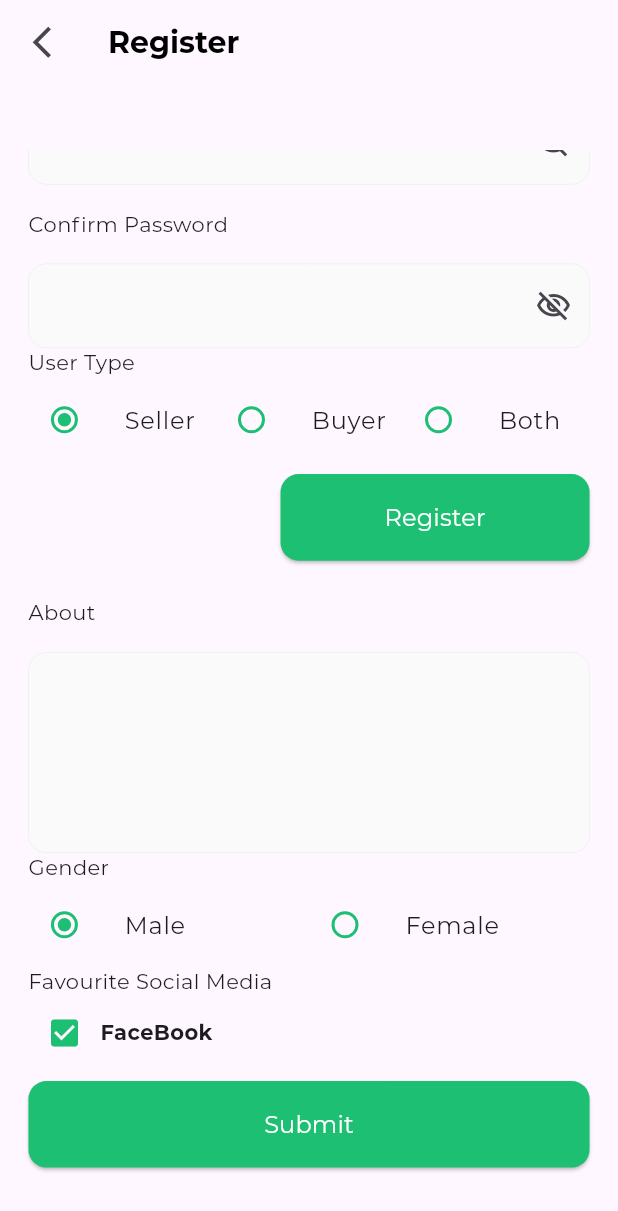
After one commit to ManarShahin48/kafiil_task, a Flutter app: the RegisterScreen screen opened by its route, scrolled down 304 dp, after a tap on the "check box" icon, on a phone screen of 412 x 824 dp. The commit adds this screen. Shown: the top 1211 px of the screen. Run offline on Flutter 3.47's test engine with Material 3 defaults, Android fonts, the phone set to English and light mode, and no system bars; our stand-ins replace dartz, dio, equatable, flutter_bloc, flutter_svg; accounts and stored records are empty.

Commit message:
feat: registration ui#1

```diff
--- a/lib/core/app.dart
+++ b/lib/core/app.dart
@@ -2,6 +2,7 @@ import 'package:flutter/material.dart';
 import 'package:flutter_bloc/flutter_bloc.dart';
 import 'package:kafiil_task/features/login/bloc/login_cubit.dart';
 import 'package:kafiil_task/features/login/bloc/login_state.dart';
+import 'package:kafiil_task/features/registeration/bloc/register_cubit.dart';
 import 'Resources/uilites.dart';
 import 'Routes/pages_route_name.dart';
 
@@ -11,7 +12,10 @@ class MyApp extends StatelessWidget {
   @override
   Widget build(BuildContext context) {
     return MultiBlocProvider(
-      providers: [BlocProvider(create: (context) => LoginCubit())],
+      providers: [
+        BlocProvider(create: (context) => LoginCubit()),
+        BlocProvider(create: (context) => RegisterCubit()),
+      ],
       child: BlocConsumer<LoginCubit, LoginStates>(
         listener: (context, state) {},
         builder: (context, state) {
--- a/lib/core/components/custom_app_bar.dart
+++ b/lib/core/components/custom_app_bar.dart
@@ -4,9 +4,11 @@ class CustomAppBar extends StatelessWidget implements PreferredSizeWidget {
   const CustomAppBar({
     super.key,
     required this.title,
+    this.onPressed,
   });
 
   final String title;
+  final void Function()? onPressed;
 
   @override
   Widget build(BuildContext context) {
@@ -14,9 +16,7 @@ class CustomAppBar extends StatelessWidget implements PreferredSizeWidget {
       title: Text(title),
       leading: IconButton(
         icon: const Icon(Icons.arrow_back_ios_new_outlined),
-        onPressed: () {
-          Navigator.canPop(context);
-        },
+        onPressed: onPressed,
       ),
     );
   }
--- /dev/null
+++ b/lib/core/components/custom_radio.dart
@@ -0,0 +1,101 @@
+import 'package:flutter/material.dart';
+import '../Resources/uilites.dart';
+
+class CustomRadioButton extends StatefulWidget {
+  const CustomRadioButton({
+    super.key,
+    required this.text,
+    this.three = false,
+    required this.radio1,
+    required this.radio2,
+    this.radio3,
+  });
+
+  final String text;
+  final bool? three;
+  final String radio1;
+  final String radio2;
+  final String? radio3;
+
+  @override
+  State<CustomRadioButton> createState() => _CustomRadioButtonState();
+}
+
+class _CustomRadioButtonState extends State<CustomRadioButton> {
+  int selectedValue = 1;
+
+  @override
+  void initState() {
+    super.initState();
+    selectedValue = 1;
+  }
+
+  @override
+  Widget build(BuildContext context) {
+    return Column(
+      crossAxisAlignment: CrossAxisAlignment.start,
+      children: [
+        Text(
+          widget.text,
+        ),
+        Row(
+          mainAxisAlignment: MainAxisAlignment.spaceBetween,
+          children: [
+            Expanded(
+              child: ListTile(
+                contentPadding: const EdgeInsets.all(0),
+                title: Text(widget.radio1),
+                leading: Radio(
+                  fillColor: MaterialStateColor.resolveWith(
+                      (states) => ColorManager.primary),
+                  value: 1,
+                  groupValue: selectedValue,
+                  onChanged: (value) {
+                    setState(() {
+                      selectedValue = value!;
+                    });
+                  },
+                ),
+              ),
+            ),
+            Expanded(
+              child: ListTile(
+                contentPadding: const EdgeInsets.all(0),
+                title: Text(widget.radio2),
+                leading: Radio(
+                  fillColor: MaterialStateColor.resolveWith(
+                      (states) => ColorManager.primary),
+                  value: 2,
+                  groupValue: selectedValue,
+                  onChanged: (value) {
+                    setState(() {
+                      selectedValue = value!;
+                    });
+                  },
+                ),
+              ),
+            ),
+            if (widget.three!)
+              Expanded(
+                child: ListTile(
+                  contentPadding: const EdgeInsets.all(0),
+                  title: Text(widget.radio3!),
+                  leading: Radio(
+                    fillColor: MaterialStateColor.resolveWith(
+                        (states) => ColorManager.primary),
+                    value: 3,
+                    groupValue: selectedValue,
+                    onChanged: (value) {
+                      setState(() {
+                        selectedValue = value!;
+                      });
+                    },
+                  ),
+                ),
+              ),
+          ],
+        )
+      ],
+    );
+  }
+}
--- a/lib/core/components/custom_text_field.dart
+++ b/lib/core/components/custom_text_field.dart
@@ -8,11 +8,13 @@ class CustomTextField extends StatelessWidget {
     required this.title,
     this.suffixIcon,
     this.obscureText = false,
+    this.isAbout = false,
   });
 
   final String title;
   final Widget? suffixIcon;
   final bool obscureText;
+  final bool isAbout;
 
   @override
   Widget build(BuildContext context) {
@@ -22,13 +24,16 @@ class CustomTextField extends StatelessWidget {
         Text(
           title,
         ),
-        TextFormField(
-          obscureText: obscureText,
-          decoration: InputDecoration(
-            fillColor: ColorManager.grey50,
-            suffixIcon: suffixIcon,
-          ),
-        ).setOnlyPadding(context, 0.02, 0, 0, 0)
+        SizedBox(
+          height: isAbout ? 150 : null,
+          child: TextFormField(
+            obscureText: obscureText,
+            decoration: InputDecoration(
+              fillColor: ColorManager.grey50,
+              suffixIcon: suffixIcon,
+            ),
+          ).setOnlyPadding(context, 0.02, 0, 0, 0),
+        )
       ],
     ).setOnlyPadding(context, 0.02, 0, 0, 0);
   }
--- /dev/null
+++ b/lib/core/components/fav_social_media.dart
@@ -0,0 +1,45 @@
+import 'package:flutter/material.dart';
+
+import '../resources/uilites.dart';
+
+class FavSocialMedia extends StatelessWidget {
+  const FavSocialMedia({
+    super.key,
+    required this.checked,
+    required this.onPressed,
+    required this.text,
+  });
+
+  final bool checked;
+  final void Function() onPressed;
+  final String text;
+
+  @override
+  Widget build(BuildContext context) {
+    return Row(
+      mainAxisAlignment: MainAxisAlignment.spaceBetween,
+      children: [
+        Row(
+          children: [
+            IconButton(
+              onPressed: onPressed,
+              icon: Icon(
+                checked
+                    ? Icons.check_box
+                    : Icons.check_box_outline_blank_outlined,
+                color: ColorManager.primary,
+              ),
+            ),
+            Text(
+              text,
+              style: const TextStyle(
+                fontSize: FontSize.s14,
+                fontWeight: FontWeightManager.w600,
+              ),
+            ),
+          ],
+        ),
+      ],
+    );
+  }
+}
--- /dev/null
+++ b/lib/core/components/steper.dart
@@ -0,0 +1,75 @@
+import 'package:flutter/material.dart';
+import 'package:kafiil_task/core/resources/string_manager.dart';
+
+import '../resources/uilites.dart';
+
+class StepperWidget extends StatefulWidget {
+  const StepperWidget({
+    super.key,
+    required this.step1,
+    required this.step2,
+  });
+
+  final Widget step1;
+  final Widget step2;
+
+  @override
+  State<StepperWidget> createState() => _StepperWidgetState();
+}
+
+class _StepperWidgetState extends State<StepperWidget> {
+  int _index = 0;
+
+  @override
+  Widget build(BuildContext context) {
+    return Stepper(
+      currentStep: _index,
+      elevation: 0,
+      type: StepperType.horizontal,
+      // onStepCancel: () {
+      //   if (_index > 0) {
+      //     setState(() {
+      //       _index -= 1;
+      //     });
+      //   }
+      // },
+      // onStepContinue: () {
+      //   if (_index <= 0) {
+      //     setState(() {
+      //       _index += 1;
+      //     });
+      //   }
+      // },
+      onStepTapped: (int index) {
+        setState(() {
+          _index = index;
+        });
+      },
+      stepIconBuilder: (s, stepState){
+        print(s);
+        print(stepState);
+      },
+      connectorColor:
+          MaterialStateColor.resolveWith((states){
+            if (states.contains(MaterialState.pressed)) {
+              return Colors.green;
+            }else{
+              return Colors.blue;
+            }
+          }),
+      steps: <Step>[
+        Step(
+          title: const Text(StringManager.register),
+          content: Container(
+            alignment: Alignment.centerLeft,
+            child: widget.step1,
+          ),
+        ),
+        Step(
+          title: const Text(StringManager.complete),
+          content: widget.step2,
+        ),
+      ],
+    );
+  }
+}
--- a/lib/core/resources/string_manager.dart
+++ b/lib/core/resources/string_manager.dart
@@ -8,4 +8,18 @@ class StringManager {
   static const String login = "Login";
   static const String haveAnAccount = "Don’t have an account ?";
   static const String register = "Register";
+  static const String firstName = "First Name";
+  static const String lastName = "Last Name";
+  static const String confirmPassword = "Confirm Password";
+  static const String userType = "User Type";
+  static const String seller = "Seller";
+  static const String buyer = "Buyer";
+  static const String both = "Both";
+  static const String complete = "Complete Data";
+  static const String about = "About";
+  static const String gender = "Gender";
+  static const String male = "Male";
+  static const String female = "Female";
+  static const String submit = "Submit";
+  static const String favSocialMedia = "Favourite Social Media";
 }
--- a/lib/core/routes/pages_route_name.dart
+++ b/lib/core/routes/pages_route_name.dart
@@ -1,3 +1,4 @@
 class PagesRoutesName {
   static const String login = "/login";
+  static const String register = "/register";
 }
--- a/lib/core/routes/routes_manager.dart
+++ b/lib/core/routes/routes_manager.dart
@@ -1,12 +1,16 @@
 import 'package:flutter/material.dart';
-import 'package:kafiil_task/Core/Resources/string_manager.dart';
-import 'package:kafiil_task/core/Routes/pages_route_name.dart';
+import 'package:kafiil_task/core/resources/string_manager.dart';
+import 'package:kafiil_task/core/routes/pages_route_name.dart';
 import 'package:kafiil_task/features/login/pages/login_screen.dart';
+import 'package:kafiil_task/features/registeration/pages/register_screen.dart';
+
 class RouteGenerator {
   static Route<dynamic> getRoute(RouteSettings settings) {
     switch (settings.name) {
       case PagesRoutesName.login:
         return MaterialPageRoute(builder: (_) => const LoginScreen());
+      case PagesRoutesName.register:
+        return MaterialPageRoute(builder: (_) => const RegisterScreen());
       default:
         return unDefinedRoute();
     }
--- a/lib/features/login/bloc/login_cubit.dart
+++ b/lib/features/login/bloc/login_cubit.dart
@@ -15,7 +15,7 @@ class LoginCubit extends Cubit<LoginStates> {
   late LoginDataSourceImpl _dataSourceImpl;
   late LoginUseCase _useCase;
 
-  bool _showPassword = false, _getRemembered = false;
+  bool _showPassword = true, _getRemembered = true;
 
   final String _email = "", _password = "";
 
--- a/lib/features/login/pages/login_screen.dart
+++ b/lib/features/login/pages/login_screen.dart
@@ -1,6 +1,7 @@
 import 'package:flutter/material.dart';
 import 'package:flutter_bloc/flutter_bloc.dart';
 import 'package:flutter_svg/flutter_svg.dart';
+import 'package:kafiil_task/core/routes/pages_route_name.dart';
 import 'package:kafiil_task/core/components/custom_app_bar.dart';
 import 'package:kafiil_task/core/components/custom_button.dart';
 import 'package:kafiil_task/core/components/custom_text_field.dart';
@@ -28,8 +29,11 @@ class LoginScreen extends StatelessWidget {
               }
             },
             child: Scaffold(
-              appBar: const CustomAppBar(
+              appBar: CustomAppBar(
                 title: StringManager.accountLogin,
+                onPressed: () {
+                  Navigator.canPop(context);
+                },
               ),
               body: SingleChildScrollView(
                 child: Column(
@@ -111,7 +115,12 @@ class LoginScreen extends StatelessWidget {
                               color: ColorManager.primary,
                             ),
                           ),
-                          onPressed: () {},
+                          onPressed: () {
+                            Navigator.pushNamed(
+                              context,
+                              PagesRoutesName.register,
+                            );
+                          },
                         ),
                       ],
                     ),
--- /dev/null
+++ b/lib/features/registeration/bloc/register_cubit.dart
@@ -0,0 +1,27 @@
+import 'package:dio/dio.dart';
+import 'package:flutter_bloc/flutter_bloc.dart';
+import 'package:kafiil_task/features/registeration/bloc/register_state.dart';
+
+class RegisterCubit extends Cubit<RegisterStates> {
+  RegisterCubit() : super(RegisterInitial());
+
+  static RegisterCubit get(context) => BlocProvider.of(context);
+
+  final Dio dio = Dio();
+
+  bool _showPassword = true, _showConfirmPassword = true;
+
+  bool get showPassword => _showPassword;
+
+  bool get showConfirmPassword => _showConfirmPassword;
+
+  void toggleShowPassword() {
+    _showPassword = !_showPassword;
+    emit(ShowPassword());
+  }
+
+  void toggleShowConfirmPassword() {
+    _showConfirmPassword = !_showConfirmPassword;
+    emit(ShowConfirmPassword());
+  }
+}
--- /dev/null
+++ b/lib/features/registeration/bloc/register_state.dart
@@ -0,0 +1,11 @@
+abstract class RegisterStates {
+  const RegisterStates();
+}
+
+class RegisterInitial extends RegisterStates {}
+
+class ShowPassword extends RegisterStates {}
+
+class ShowConfirmPassword extends RegisterStates {}
+
+class ChangeRadioValue extends RegisterStates {}
--- /dev/null
+++ b/lib/features/registeration/pages/register_screen.dart
@@ -0,0 +1,222 @@
+import 'package:flutter/material.dart';
+import 'package:flutter_bloc/flutter_bloc.dart';
+import 'package:kafiil_task/core/components/fav_social_media.dart';
+import 'package:kafiil_task/core/extentions/padding_ext.dart';
+
+import '../../../core/resources/uilites.dart';
+import '../../../core/components/custom_radio.dart';
+import '../../../core/components/custom_app_bar.dart';
+import '../../../core/components/custom_button.dart';
+import '../../../core/components/custom_text_field.dart';
+import '../bloc/register_cubit.dart';
+import '../bloc/register_state.dart';
+
+class RegisterScreen extends StatelessWidget {
+  const RegisterScreen({super.key});
+
+  @override
+  Widget build(BuildContext context) {
+    var mediaQuery = MediaQuery.of(context);
+    return SafeArea(
+      child: BlocConsumer<RegisterCubit, RegisterStates>(
+        listener: (context, state) {},
+        builder: (context, state) {
+          var cubit = RegisterCubit.get(context);
+          return GestureDetector(
+            onTap: () {
+              FocusScopeNode currentFocus = FocusScope.of(context);
+
+              if (!currentFocus.hasPrimaryFocus) {
+                currentFocus.unfocus();
+              }
+            },
+            child: Scaffold(
+              appBar: CustomAppBar(
+                title: StringManager.register,
+                onPressed: () {
+                  Navigator.pop(context);
+                },
+              ),
+              // body: StepperWidget(
+              //   step1: Column(
+              //     crossAxisAlignment: CrossAxisAlignment.end,
+              //     children: [
+              //       const Row(
+              //         mainAxisAlignment: MainAxisAlignment.spaceBetween,
+              //         children: [
+              //           Expanded(
+              //             child: CustomTextField(
+              //               title: StringManager.firstName,
+              //             ),
+              //           ),
+              //           Expanded(
+              //             child: CustomTextField(
+              //               title: StringManager.lastName,
+              //             ),
+              //           ),
+              //         ],
+              //       ),
+              //       CustomTextField(title: StringManager.emailAddress),
+              //       CustomTextField(
+              //         title: StringManager.password,
+              //         obscureText: cubit.showPassword,
+              //         suffixIcon: Container(
+              //           width: 10,
+              //           alignment: Alignment.center,
+              //           child: GestureDetector(
+              //             onTap: cubit.toggleShowPassword,
+              //             child: Icon(
+              //               cubit.showPassword
+              //                   ? Icons.visibility_off_outlined
+              //                   : Icons.visibility_outlined,
+              //             ),
+              //           ),
+              //         ),
+              //       ),
+              //       CustomTextField(
+              //         title: StringManager.confirmPassword,
+              //         obscureText: cubit.showConfirmPassword,
+              //         suffixIcon: Container(
+              //           width: 10,
+              //           alignment: Alignment.center,
+              //           child: GestureDetector(
+              //             onTap: cubit.toggleShowConfirmPassword,
+              //             child: Icon(
+              //               cubit.showConfirmPassword
+              //                   ? Icons.visibility_off_outlined
+              //                   : Icons.visibility_outlined,
+              //             ),
+              //           ),
+              //         ),
+              //       ),
+              //       const CustomRadioButton(
+              //         text: StringManager.userType,
+              //         three: true,
+              //         radio1: StringManager.seller,
+              //         radio2: StringManager.buyer,
+              //         radio3: StringManager.both,
+              //       ),
+              //       CustomButton(
+              //         text: StringManager.register,
+              //         width: mediaQuery.size.width / 2,
+              //         onPressed: () {
+              //           // cubit.register();
+              //         },
+              //       ).setVerticalPadding(context, 0.02),
+              //     ],
+              //   ).setOnlyPadding(context, 0, 0.046, 0.046, 0.046),
+              //   step2: Column(
+              //     crossAxisAlignment: CrossAxisAlignment.end,
+              //     children: [
+              //       Text("step2"),
+              //       Text("step2"),
+              //       Text("step2"),
+              //       Text("step2"),
+              //     ],
+              //   ).setOnlyPadding(context, 0, 0.046, 0.046, 0.046),
+              // ),
+              body: SingleChildScrollView(
+                child: Column(
+                  crossAxisAlignment: CrossAxisAlignment.end,
+                  children: [
+                    const Row(
+                      mainAxisAlignment: MainAxisAlignment.spaceBetween,
+                      children: [
+                        Expanded(
+                          child: CustomTextField(
+                            title: StringManager.firstName,
+                          ),
+                        ),
+                        Expanded(
+                          child: CustomTextField(
+                            title: StringManager.lastName,
+                          ),
+                        ),
+                      ],
+                    ),
+                    const CustomTextField(title: StringManager.emailAddress),
+                    CustomTextField(
+                      title: StringManager.password,
+                      obscureText: cubit.showPassword,
+                      suffixIcon: Container(
+                        width: 10,
+                        alignment: Alignment.center,
+                        child: GestureDetector(
+                          onTap: cubit.toggleShowPassword,
+                          child: Icon(
+                            cubit.showPassword
+                                ? Icons.visibility_off_outlined
+                                : Icons.visibility_outlined,
+                          ),
+                        ),
+                      ),
+                    ),
+                    CustomTextField(
+                      title: StringManager.confirmPassword,
+                      obscureText: cubit.showConfirmPassword,
+                      suffixIcon: Container(
+                        width: 10,
+                        alignment: Alignment.center,
+                        child: GestureDetector(
+                          onTap: cubit.toggleShowConfirmPassword,
+                          child: Icon(
+                            cubit.showConfirmPassword
+                                ? Icons.visibility_off_outlined
+                                : Icons.visibility_outlined,
+                          ),
+                        ),
+                      ),
+                    ),
+                    const CustomRadioButton(
+                      text: StringManager.userType,
+                      three: true,
+                      radio1: StringManager.seller,
+                      radio2: StringManager.buyer,
+                      radio3: StringManager.both,
+                    ),
+                    CustomButton(
+                      text: StringManager.register,
+                      width: mediaQuery.size.width / 2,
+                      onPressed: () {
+                        // cubit.register();
+                      },
+                    ).setVerticalPadding(context, 0.02),
+                    CustomTextField(
+                      title: StringManager.about,
+                      isAbout: true,
+                      suffixIcon: Container(
+                        width: 10,
+                        alignment: Alignment.center,
+                        child: GestureDetector(
+                          onTap: () {},
+                          child: const SizedBox(),
+                        ),
+                      ),
+                    ),
+                    const CustomRadioButton(
+                      text: StringManager.gender,
+                      radio1: StringManager.male,
+                      radio2: StringManager.female,
+                    ),
+                    Column(
+                      crossAxisAlignment: CrossAxisAlignment.start,
+                      children: [
+                        const Text(StringManager.favSocialMedia),
+                        FavSocialMedia(checked: true, onPressed: () {}, text: "FaceBook",),
+                      ],
+                    ),
+                    CustomButton(
+                      text: StringManager.submit,
+                      width: mediaQuery.size.width,
+                      onPressed: () {},
+                    ).setVerticalPadding(context, 0.02),
+                  ],
+                ).setOnlyPadding(context, 0, 0.046, 0.046, 0.046),
+              ),
+            ),
+          );
+        },
+      ),
+    );
+  }
+}
```
